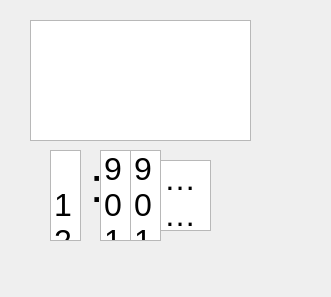
tomblackshaw/palpac, file src/ui/alarms.ui: the form before one commit.
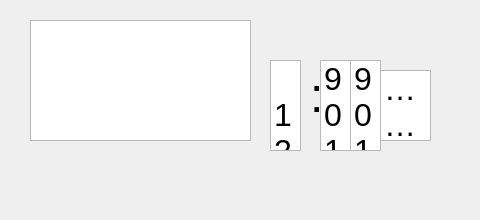
The form after the commit.

The edit to the form file:
```diff
--- a/src/ui/alarms.ui
+++ b/src/ui/alarms.ui
@@ -6,8 +6,8 @@
    <rect>
     <x>0</x>
     <y>0</y>
-    <width>331</width>
-    <height>297</height>
+    <width>480</width>
+    <height>220</height>
    </rect>
   </property>
   <property name="sizePolicy">
@@ -62,8 +62,8 @@
    <widget class="QListWidget" name="hour_qlist">
     <property name="geometry">
      <rect>
-      <x>50</x>
-      <y>150</y>
+      <x>270</x>
+      <y>60</y>
       <width>31</width>
       <height>91</height>
      </rect>
@@ -156,8 +156,8 @@
    <widget class="QListWidget" name="ampm_qlist">
     <property name="geometry">
      <rect>
-      <x>160</x>
-      <y>160</y>
+      <x>380</x>
+      <y>70</y>
       <width>51</width>
       <height>71</height>
      </rect>
@@ -190,8 +190,8 @@
    <widget class="QLabel" name="label">
     <property name="geometry">
      <rect>
-      <x>90</x>
-      <y>160</y>
+      <x>310</x>
+      <y>70</y>
       <width>21</width>
       <height>51</height>
      </rect>
@@ -208,8 +208,8 @@
    <widget class="QListWidget" name="minutesA_qlist">
     <property name="geometry">
      <rect>
-      <x>100</x>
-      <y>150</y>
+      <x>320</x>
+      <y>60</y>
       <width>31</width>
       <height>91</height>
      </rect>
@@ -297,8 +297,8 @@
    <widget class="QListWidget" name="minutesB_qlist">
     <property name="geometry">
      <rect>
-      <x>130</x>
-      <y>150</y>
+      <x>350</x>
+      <y>60</y>
       <width>31</width>
       <height>91</height>
      </rect>
```
